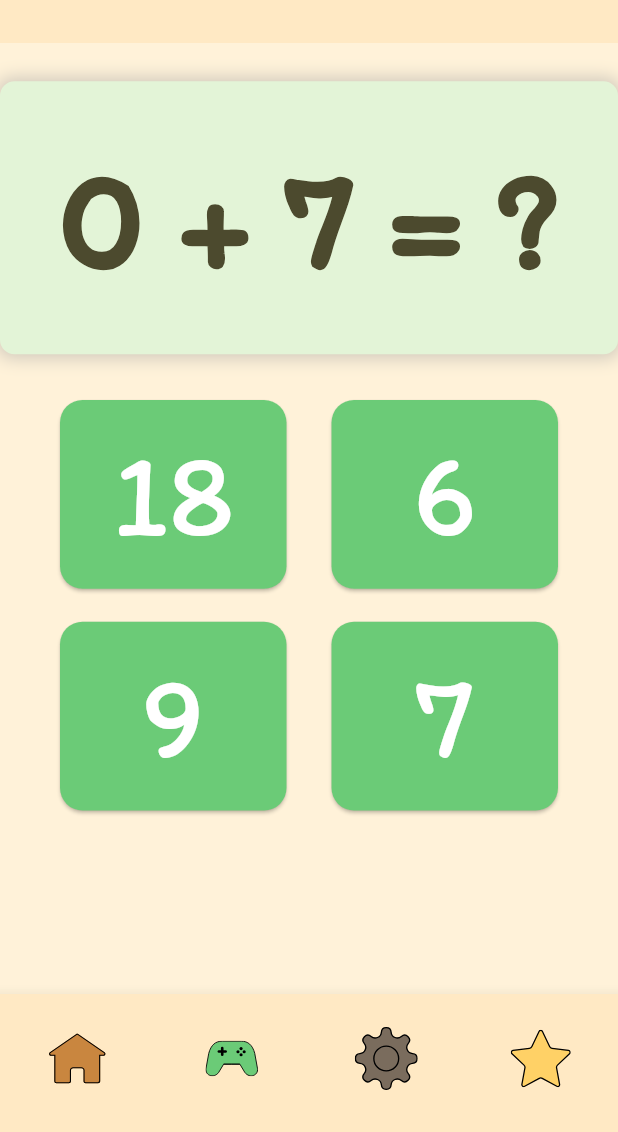
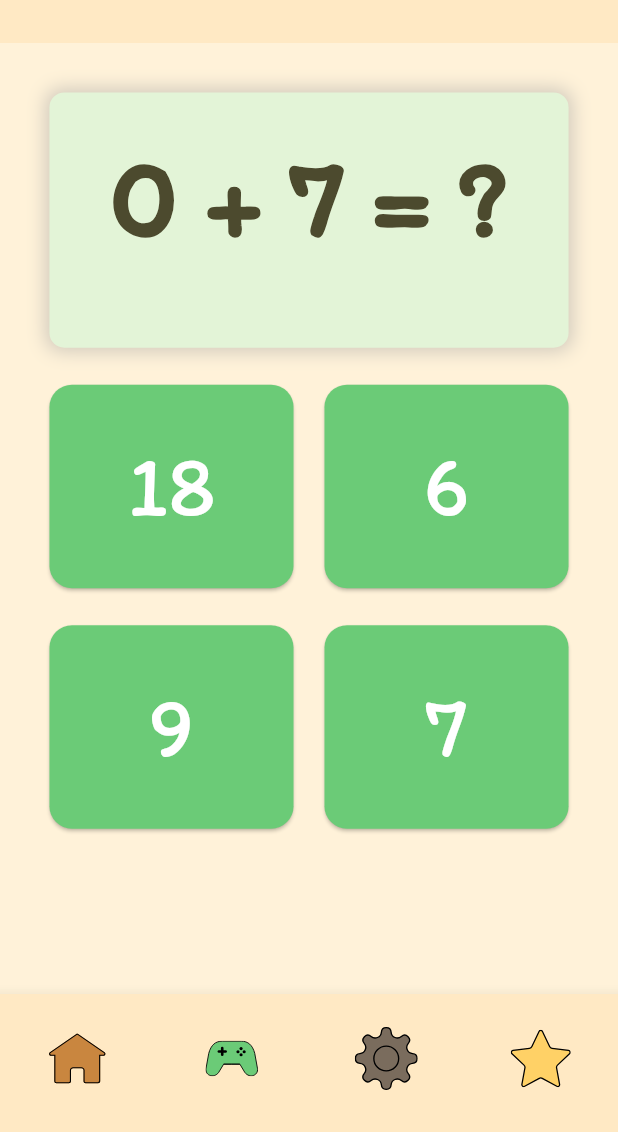
Before and after one commit to woacwoak/Educational-App, a Flutter app: the MathPage screen opened directly, on a phone screen of 412 x 824 dp, the part 104-1236 px from its top. Run offline on Flutter 3.47's test engine with Material 3 defaults, Android fonts, the phone set to English and light mode, and no system bars; our stand-ins replace audioplayers, flutter_svg; missing offline and left inert: flutter_flip_card.

Commit message:
Fixed math paddings

```diff
--- a/educational_app/lib/pages/math.dart
+++ b/educational_app/lib/pages/math.dart
@@ -2,8 +2,6 @@ import 'dart:math';
 import 'package:curious_bear/widgets/navigation.dart';
 import 'package:flutter/material.dart';
 import 'package:curious_bear/widgets/custom_app_bar.dart';
-
-
 
 class MathPage extends StatefulWidget {
   const MathPage({super.key});
@@ -16,7 +14,7 @@ class _MathPageState extends State<MathPage> {
   late int num1;
   late int num2;
   late int correctAnswer;
-  late List<int> answers = [];
+  late List<int> answers;
 
   @override
   void initState() {
@@ -38,108 +36,114 @@ class _MathPageState extends State<MathPage> {
 
     answers.shuffle();
   }
+
   void onAnswerSelected(int answer) {
-    if (answer == correctAnswer) {
+    bool isCorrect = answer == correctAnswer;
+
     ScaffoldMessenger.of(context).showSnackBar(
       SnackBar(
-          content: Text('Correct!'),
-          duration: Duration(milliseconds: 200),
+        content: Text(isCorrect ? 'Correct!' : 'Try again!'),
+        duration: const Duration(milliseconds: 200),
         behavior: SnackBarBehavior.floating,
-          backgroundColor: Colors.green,),
-      );
-    } else {
-      ScaffoldMessenger.of(context).showSnackBar(
-        SnackBar(
-          content: Text('Try again!'),
-          duration: Duration(milliseconds: 200),
-          behavior: SnackBarBehavior.floating,
-          backgroundColor: Colors.red,
+        backgroundColor: isCorrect ? Colors.green : Colors.red,
       ),
     );
+
+    setState(() => generateQuestion());
   }
-    setState((){
-      generateQuestion();
-    });
-}
-
-
-
-
-
 
   @override
   Widget build(BuildContext context) {
+    final width = MediaQuery.of(context).size.width;
+    final height = MediaQuery.of(context).size.height;
+
+    // Responsive sizes
+    final questionFontSize = width * 0.18;
+    final answerFontSize = width * 0.14;
+
     return Scaffold(
       appBar: appBar(context, "Math"),
       bottomNavigationBar: AppNavigationBar(),
-      backgroundColor: Color(0xffFFF2D9),
-      body: Column(
-        mainAxisAlignment: MainAxisAlignment.center,
+      backgroundColor: const Color(0xffFFF2D9),
+
+      body: Padding(
+        padding: EdgeInsets.symmetric(horizontal: width * 0.08),
+        child: Column(
           children: [
-          SizedBox(height: 15),
+
+            SizedBox(height: height * 0.02),
+
+            //Question
             Expanded(
-            child: FittedBox(
-              fit: BoxFit.contain,
               child: Container(
-                padding: const EdgeInsets.symmetric(horizontal: 40, vertical: 25),
+                width: double.infinity,
+                margin: EdgeInsets.symmetric(vertical: height * 0.02),
+                padding: EdgeInsets.symmetric(
+                  horizontal: width * 0.04,
+                  vertical: height * 0.02,
+                ),
                 decoration: BoxDecoration(
-                  color: Color(0xffE3F4D7),
+                  color: const Color(0xffE3F4D7),
                   borderRadius: BorderRadius.circular(10),
                   boxShadow: [
                     BoxShadow(
                       color: Colors.grey.withOpacity(0.5),
                       spreadRadius: 2,
                       blurRadius: 10,
-                      offset: Offset(0, 0),
+                      offset: Offset.zero,
                     ),
                     ],
                   ),
                   child: Text(
-                '$num1 + $num2 = ?',
+                    "$num1 + $num2 = ?",
+                    textAlign: TextAlign.center,
                     style: TextStyle(
-                  fontSize: 96,
+                      fontSize: questionFontSize,
                       fontWeight: FontWeight.bold,
-                  color: Color(0xff4C4A2E),
+                      color: const Color(0xff4C4A2E),
                     ),
                   ),
                 ),
               ),
-          ),
-          SizedBox(height: 10),
 
+            SizedBox(height: height * 0.01),
+
+            //Answers Grid
             Expanded(
               flex: 2,
-            child: Padding(
-              padding: const EdgeInsets.symmetric(horizontal: 40, vertical: 10),
               child: GridView.count(
                 crossAxisCount: 2,
+                mainAxisSpacing: height * 0.03,
+                crossAxisSpacing: width * 0.05,
                 childAspectRatio: 1.2,
-                mainAxisSpacing: 22,
-                crossAxisSpacing: 30,
                 children: [
-                for (var answer in answers)
+                  for (var ans in answers)
                     AnswerButton(
-                    answer: answer.toString(),
-                    onPressed: () => onAnswerSelected(answer),
+                      answer: ans.toString(),
+                      fontSize: answerFontSize,
+                      onPressed: () => onAnswerSelected(ans),
+                    )
+                ],
+              ),
             ),
           ],
         ),
-            ),
-          ),
-        ],
       ),
     );
   }
 }
 
+
 class AnswerButton extends StatelessWidget {
   final VoidCallback onPressed;
   final String answer;
+  final double fontSize;
 
   const AnswerButton({
     super.key,
+    required this.answer,
+    required this.fontSize,
     required this.onPressed,
-    required this.answer,
   });
 
   @override
@@ -147,15 +151,20 @@ class AnswerButton extends StatelessWidget {
     return ElevatedButton(
       onPressed: onPressed,
       style: ElevatedButton.styleFrom(
-        backgroundColor: Color(0xff6BCB77),
-        minimumSize: Size(double.infinity, 20),
+        backgroundColor: const Color(0xff6BCB77),
         shape: RoundedRectangleBorder(
           borderRadius: BorderRadius.circular(15),
         ),
       ),
+      child: FittedBox(
         child: Text(
           answer,
-        style: TextStyle(fontSize: 80, color: Colors.white, fontFamily: 'Itim'),
+          style: TextStyle(
+            fontSize: fontSize,
+            fontFamily: 'Itim',
+            color: Colors.white,
+          ),
+        ),
       ),
     );
   }
```
Lines whose indentation alone changed are shown as unchanged.
